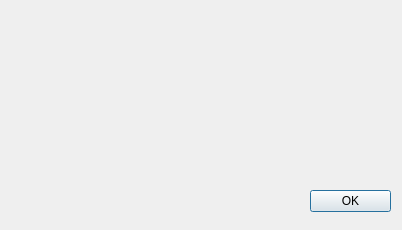
Above: sampleapp/eqplugin/eqwindow.ui from maxvas/SciLyx before the change. Below: the same form after it.
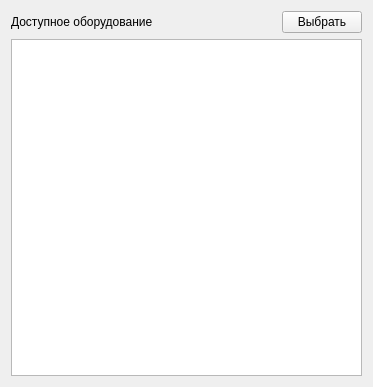
That is the form after the change.

Patch:
```diff
--- a/sampleapp/eqplugin/eqwindow.ui
+++ b/sampleapp/eqplugin/eqwindow.ui
@@ -6,26 +6,62 @@
    <rect>
     <x>0</x>
     <y>0</y>
-    <width>402</width>
-    <height>230</height>
+    <width>373</width>
+    <height>387</height>
    </rect>
   </property>
   <property name="windowTitle">
    <string>Настройки репозитория</string>
   </property>
-  <widget class="QPushButton" name="btnOk">
-   <property name="geometry">
-    <rect>
-     <x>310</x>
-     <y>190</y>
-     <width>81</width>
-     <height>22</height>
-    </rect>
-   </property>
-   <property name="text">
-    <string>OK</string>
-   </property>
-  </widget>
+  <layout class="QGridLayout" name="gridLayout_2">
+   <item row="0" column="0">
+    <layout class="QGridLayout" name="gridLayout">
+     <item row="0" column="0">
+      <widget class="QLabel" name="label">
+       <property name="text">
+        <string>Доступное оборудование</string>
+       </property>
+      </widget>
+     </item>
+     <item row="0" column="1">
+      <spacer name="horizontalSpacer">
+       <property name="orientation">
+        <enum>Qt::Horizontal</enum>
+       </property>
+       <property name="sizeHint" stdset="0">
+        <size>
+         <width>40</width>
+         <height>20</height>
+        </size>
+       </property>
+      </spacer>
+     </item>
+     <item row="0" column="2">
+      <widget class="QPushButton" name="btnOk">
+       <property name="text">
+        <string>Выбрать</string>
+       </property>
+       <property name="autoDefault">
+        <bool>false</bool>
+       </property>
+      </widget>
+     </item>
+     <item row="1" column="0" colspan="3">
+      <widget class="QTableView" name="tbl">
+       <property name="alternatingRowColors">
+        <bool>true</bool>
+       </property>
+       <property name="selectionBehavior">
+        <enum>QAbstractItemView::SelectRows</enum>
+       </property>
+       <attribute name="verticalHeaderDefaultSectionSize">
+        <number>20</number>
+       </attribute>
+      </widget>
+     </item>
+    </layout>
+   </item>
+  </layout>
  </widget>
  <resources/>
  <connections/>
```
